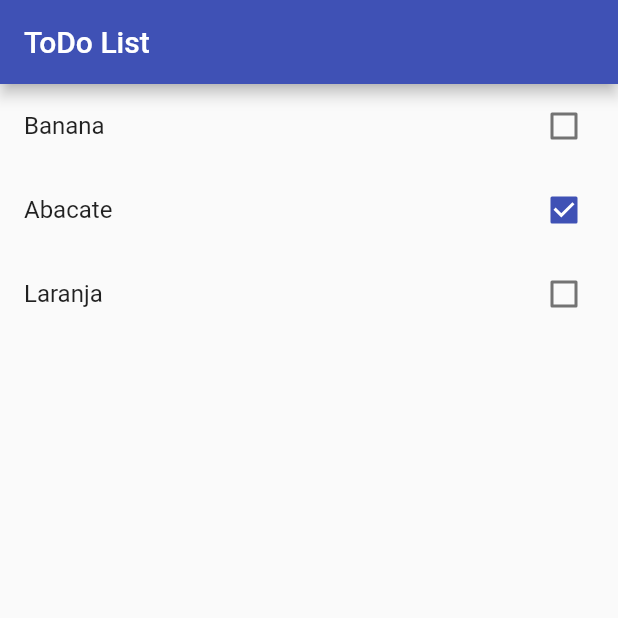
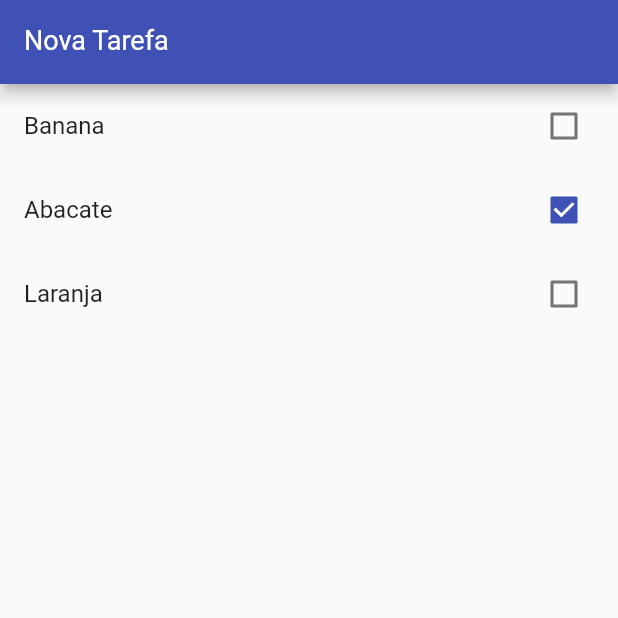
Before and after one commit to rafamatoso/flutter-todoapp, a Flutter app: the screen it shows after launch, on a phone screen of 412 x 824 dp, the top half of it. Run offline on Flutter 3.47's test engine with Material 2 defaults, Android fonts, the phone set to English and light mode, and no system bars.

Commit message:
Lesson 9 - TextFormField

```diff
--- a/lib/main.dart
+++ b/lib/main.dart
@@ -35,12 +35,27 @@ class HomePage extends StatefulWidget {
 }
 
 class _HomePageState extends State<HomePage> {
+  // 9) Variável que executa um método que controla um texto
+  var newTaskController = TextEditingController();
+
   @override
   Widget build(BuildContext context) {
     return Scaffold(
       // Renderiza um AppBar na página
       appBar: AppBar(
-        title: Text("ToDo List"),
+        // 9) TextFormField = Caixa de entrada de texto
+        title: TextFormField(
+          // 9) O TextFormField terá um controlador de texto (value, clear e etc...)
+          controller: newTaskController,
+          // 9) Define qual o tipo de entrada o teclado do celular aceitará e mostrará (phone, email, text...)
+          keyboardType: TextInputType.text,
+          style: TextStyle(color: Colors.white, fontSize: 18),
+          // 9) Mostra um testo decorativo no Form
+          decoration: InputDecoration(
+            labelText: "Nova Tarefa",
+            labelStyle: TextStyle(color: Colors.white),
+          ),
+        ),
       ),
       // 6) O método .builder() renderiza o ListView em tempo de execução, sobre demanda, dando mais eficiência e melhorando a performance do elemento
       body: ListView.builder(
```
